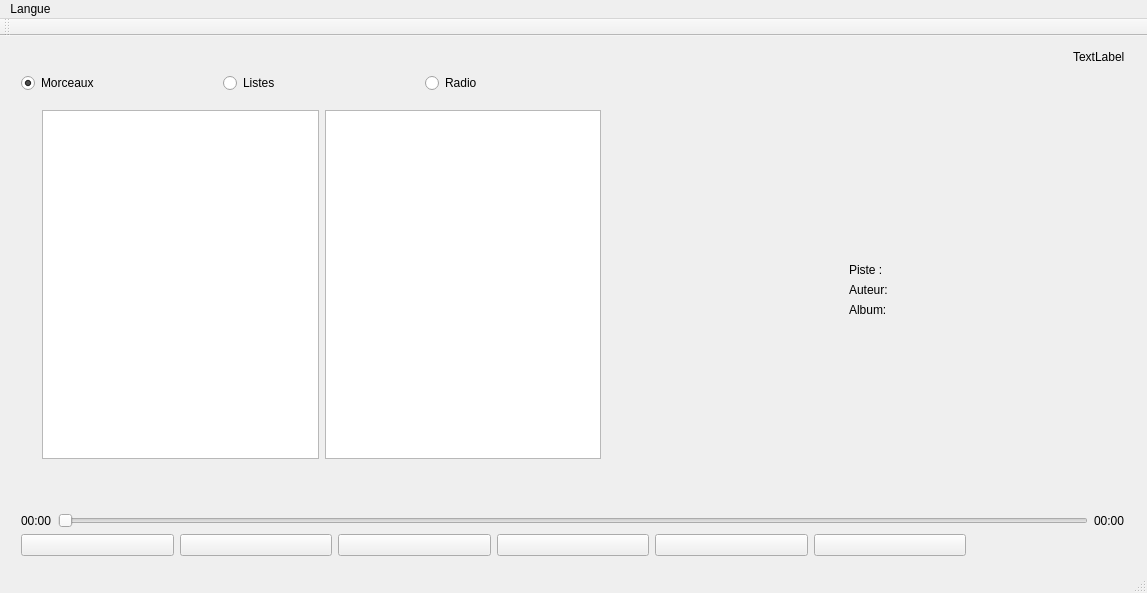
The window that client/mainwindow.ui (werew/mpv-gui) describes before a commit, drawn with Qt 5.
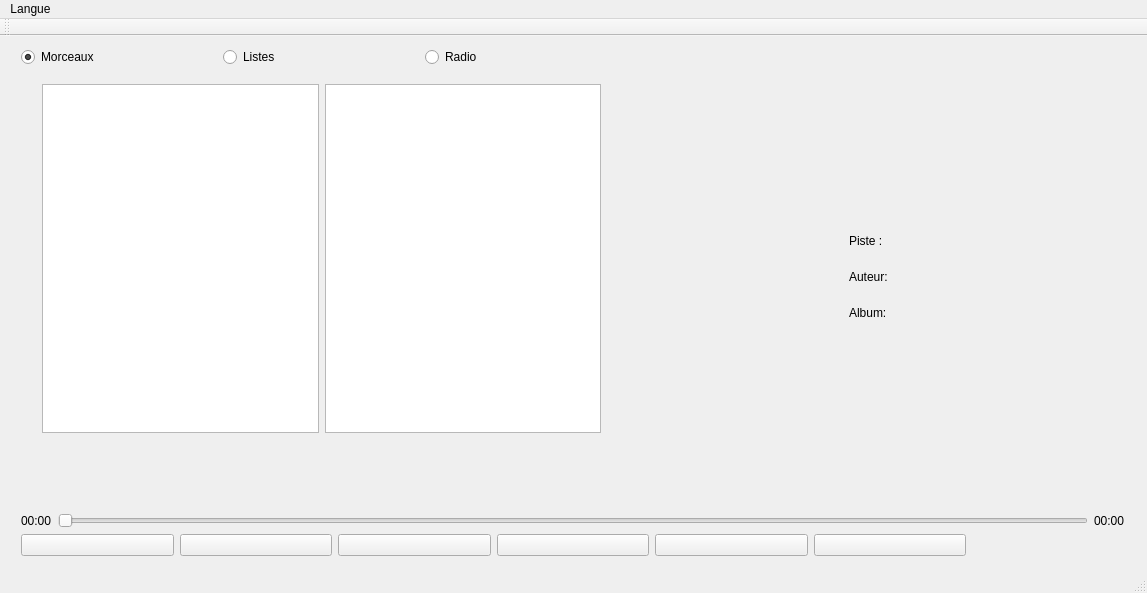
The same window after the commit. The open tabs and pages were chosen to show the change. Icons and pictures are not drawn. Custom widgets are drawn as their Qt base class.

```diff
--- a/client/mainwindow.ui
+++ b/client/mainwindow.ui
@@ -24,30 +24,6 @@
      </rect>
     </property>
     <layout class="QVBoxLayout" name="verticalLayout">
-     <item>
-      <layout class="QHBoxLayout" name="horizontalLayout_4">
-       <item>
-        <spacer name="horizontalSpacer_3">
-         <property name="orientation">
-          <enum>Qt::Horizontal</enum>
-         </property>
-         <property name="sizeHint" stdset="0">
-          <size>
-           <width>40</width>
-           <height>20</height>
-          </size>
-         </property>
-        </spacer>
-       </item>
-       <item>
-        <widget class="QLabel" name="clientCount">
-         <property name="text">
-          <string>TextLabel</string>
-         </property>
-        </widget>
-       </item>
-      </layout>
-     </item>
      <item>
       <layout class="QHBoxLayout" name="horizontalLayout">
        <item>
@@ -177,6 +153,12 @@
           <layout class="QHBoxLayout" name="horizontalLayout_7">
            <item>
             <widget class="QLabel" name="TrackNameTitle">
+             <property name="minimumSize">
+              <size>
+               <width>0</width>
+               <height>0</height>
+              </size>
+             </property>
              <property name="text">
               <string>Piste :</string>
              </property>
@@ -187,12 +169,18 @@
              <property name="minimumSize">
               <size>
                <width>0</width>
-               <height>0</height>
+               <height>30</height>
               </size>
              </property>
              <property name="text">
               <string notr="true"/>
              </property>
+             <property name="alignment">
+              <set>Qt::AlignLeading|Qt::AlignLeft|Qt::AlignVCenter</set>
+             </property>
+             <property name="wordWrap">
+              <bool>true</bool>
+             </property>
             </widget>
            </item>
           </layout>
@@ -208,9 +196,18 @@
            </item>
            <item>
             <widget class="QLabel" name="author">
+             <property name="minimumSize">
+              <size>
+               <width>0</width>
+               <height>30</height>
+              </size>
+             </property>
              <property name="text">
               <string notr="true"/>
              </property>
+             <property name="wordWrap">
+              <bool>true</bool>
+             </property>
             </widget>
            </item>
           </layout>
@@ -226,11 +223,17 @@
            </item>
            <item>
             <widget class="QLabel" name="album">
+             <property name="minimumSize">
+              <size>
+               <width>0</width>
+               <height>30</height>
+              </size>
+             </property>
              <property name="text">
               <string notr="true"/>
              </property>
              <property name="wordWrap">
-              <bool>false</bool>
+              <bool>true</bool>
              </property>
             </widget>
            </item>
```
Left out of the diff: 4 changed lines with no effect on the pictures.
